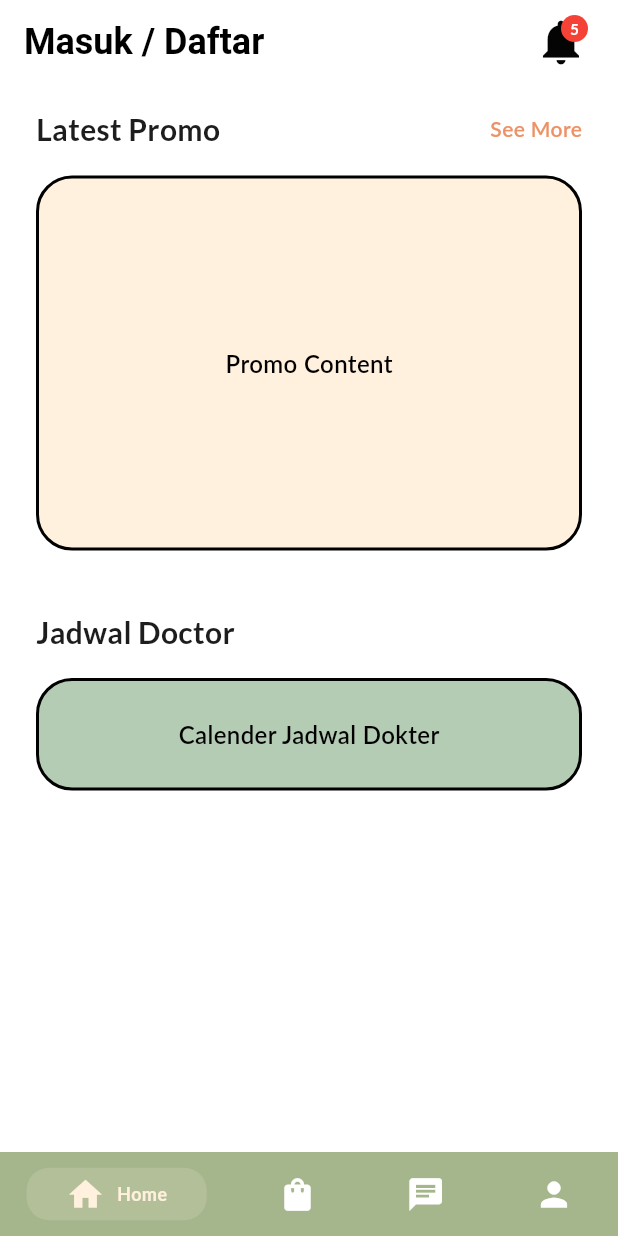
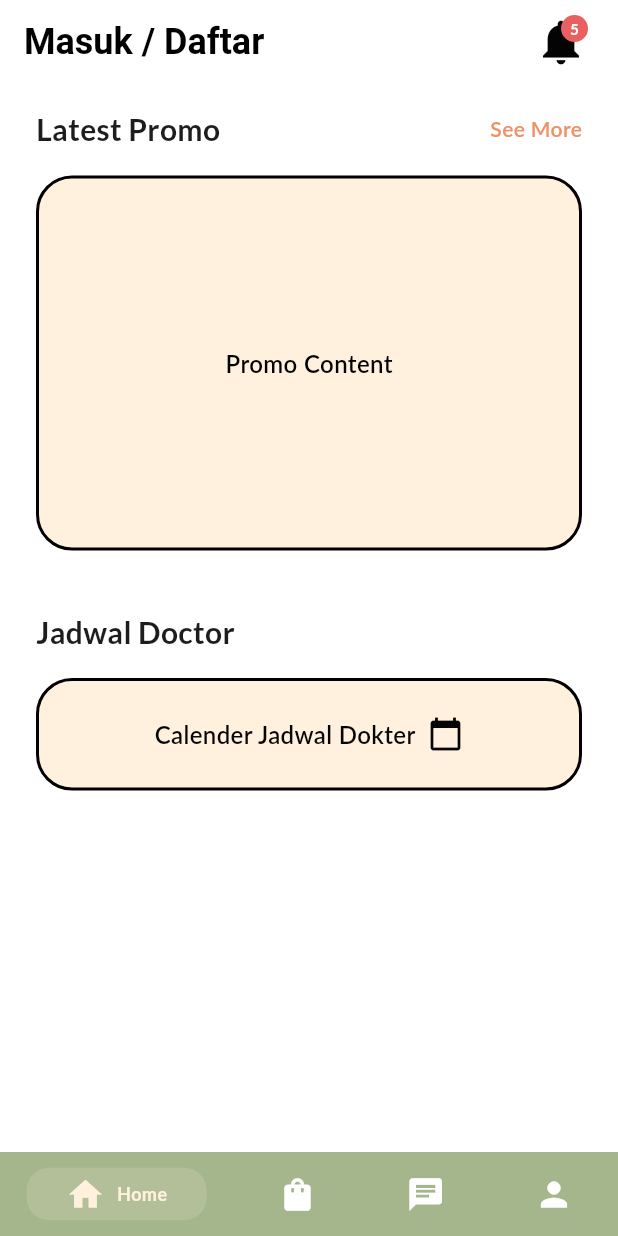
Before and after one commit to TA-Klinik-Aesthetic/mobile_app_klinik, a Flutter app: the HomeScreen screen opened by its route, on a phone screen of 412 x 824 dp. Run offline on Flutter 3.47's test engine with Material 3 defaults, Android fonts, the phone set to English and light mode, and no system bars; drawn by our look-alikes of persistent_bottom_nav_bar; our stand-ins replace cached_network_image, connectivity_plus, equatable, flutter_svg, image_picker, package_info_plus and 3 more; accounts and stored records are empty; network calls fail; project files that could hold a hidden picture were left out.

Commit message:
update minor UI

```diff
--- a/lib/presentation/booking_screen/booking_treatment_screen.dart
+++ b/lib/presentation/booking_screen/booking_treatment_screen.dart
@@ -18,7 +18,7 @@ class _BookingTreatmentScreenState extends State<BookingTreatmentScreen> {
   String? error;
   // Store selected treatments at parent level to persist across category changes
   List<Map<String, dynamic>> _selectedTreatments = [];
-  final int maxSelections = 3;
+  final int maxSelections = 10;
 
   @override
   void initState() {
--- a/lib/presentation/home_screen/home_screen.dart
+++ b/lib/presentation/home_screen/home_screen.dart
@@ -153,7 +153,7 @@ class _HomeScreenState extends State<HomeScreen> with WidgetsBindingObserver {
       ),
       PersistentBottomNavBarItem(
         icon: const Icon(Icons.shopping_bag),
-        title: "Products",
+        title: "Product",
         activeColorPrimary: appTheme.lightBadge100,
         inactiveColorPrimary: appTheme.whiteA700,
       ),
@@ -254,7 +254,7 @@ class _HomeScreenState extends State<HomeScreen> with WidgetsBindingObserver {
                 child: Container(
                   padding: const EdgeInsets.all(2),
                   decoration: BoxDecoration(
-                    color: Colors.red,
+                    color: appTheme.darkCherry,
                     borderRadius: BorderRadius.circular(10),
                   ),
                   constraints: const BoxConstraints(
@@ -282,7 +282,7 @@ class _HomeScreenState extends State<HomeScreen> with WidgetsBindingObserver {
         color: appTheme.lightGreen,
         backgroundColor: Colors.white,
         child: SingleChildScrollView(
-          physics: const AlwaysScrollableScrollPhysics(), // Penting: memungkinkan scroll meskipun konten tidak penuh
+          physics: const AlwaysScrollableScrollPhysics(),
           padding: const EdgeInsets.symmetric(horizontal: 24),
           child: Column(
             crossAxisAlignment: CrossAxisAlignment.start,
@@ -354,7 +354,7 @@ class _HomeScreenState extends State<HomeScreen> with WidgetsBindingObserver {
                 height: 75,
                 width: double.infinity,
                 decoration: BoxDecoration(
-                  color: appTheme.lightGreen,
+                  color: appTheme.lightBadge100,
                   borderRadius: BorderRadius.circular(24.0),
                   border: Border.all(color: Colors.black, width: 2),
                 ),
@@ -362,14 +362,25 @@ class _HomeScreenState extends State<HomeScreen> with WidgetsBindingObserver {
                   onTap: () {
                     Navigator.pushNamed(context, AppRoutes.doctorScheduleScreen);
                   },
-                  child: const Center(
-                    child: Text(
-                      "Calender Jadwal Dokter",
-                      style: TextStyle(
-                        fontSize: 16,
-                        fontWeight: FontWeight.w600,
-                        color: Colors.black,
-                      ),
+                  child: Center(
+                    child: Row(
+                    mainAxisAlignment: MainAxisAlignment.center,
+                      children: [
+                        Text(
+                          "Calender Jadwal Dokter",
+                          style: TextStyle(
+                            fontSize: 16,
+                            fontWeight: FontWeight.w600,
+                            color: appTheme.black900,
+                          ),
+                        ),
+                        const SizedBox(width: 8),
+                        Icon(
+                          Icons.calendar_today,
+                          color: appTheme.black900,
+                          size: 24,
+                        ),
+                      ],
                     ),
                   ),
                 ),
```
Also changed, not shown: 4 other files.
